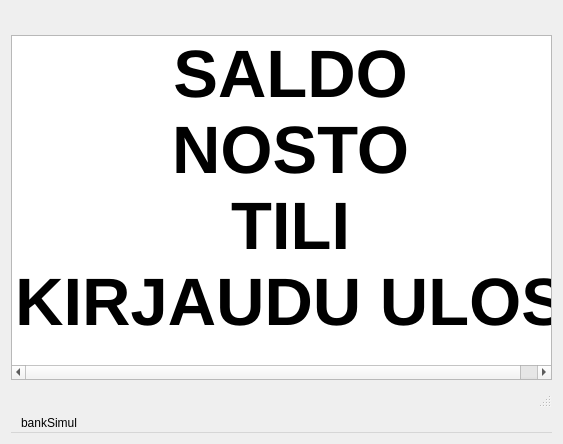
First picture: the form in frontend/menuDLL/menu.ui, repository JnsRdnp/ATM-Simulator, before the edit.
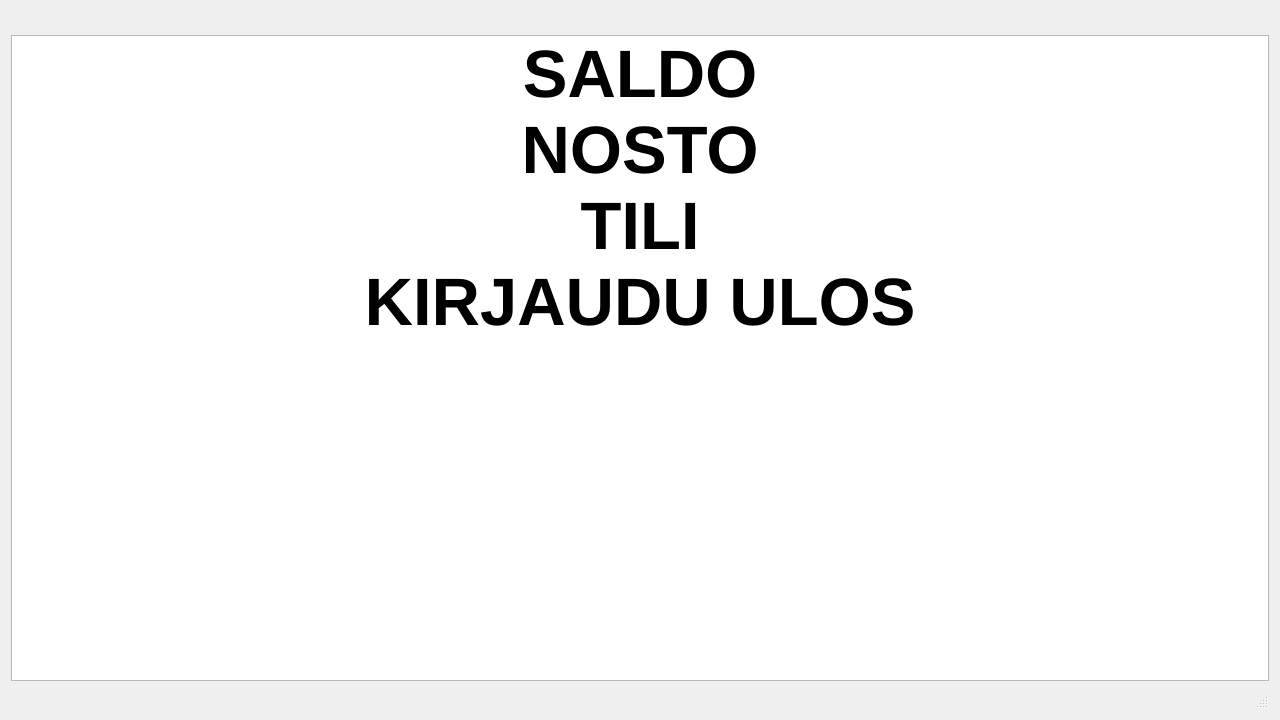
Second picture: the form after the edit.

Diff of the .ui file:
```diff
--- a/frontend/menuDLL/menu.ui
+++ b/frontend/menuDLL/menu.ui
@@ -9,8 +9,8 @@
    <rect>
     <x>0</x>
     <y>0</y>
-    <width>563</width>
-    <height>444</height>
+    <width>1280</width>
+    <height>720</height>
    </rect>
   </property>
   <property name="windowTitle">
@@ -37,6 +37,15 @@
        <underline>false</underline>
       </font>
      </property>
+     <property name="frameShape">
+      <enum>QFrame::StyledPanel</enum>
+     </property>
+     <property name="frameShadow">
+      <enum>QFrame::Raised</enum>
+     </property>
+     <property name="lineWidth">
+      <number>2</number>
+     </property>
      <property name="movement">
       <enum>QListView::Static</enum>
      </property>
@@ -44,7 +53,7 @@
       <enum>QListView::TopToBottom</enum>
      </property>
      <property name="spacing">
-      <number>25</number>
+      <number>35</number>
      </property>
      <property name="viewMode">
       <enum>QListView::ListMode</enum>
@@ -106,16 +115,6 @@
    <item>
     <widget class="QStatusBar" name="statusbar"/>
    </item>
-   <item>
-    <widget class="QMenuBar" name="menubar">
-     <widget class="QMenu" name="menubankSimul">
-      <property name="title">
-       <string>bankSimul</string>
-      </property>
-     </widget>
-     <addaction name="menubankSimul"/>
-    </widget>
-   </item>
   </layout>
  </widget>
  <resources/>
```
